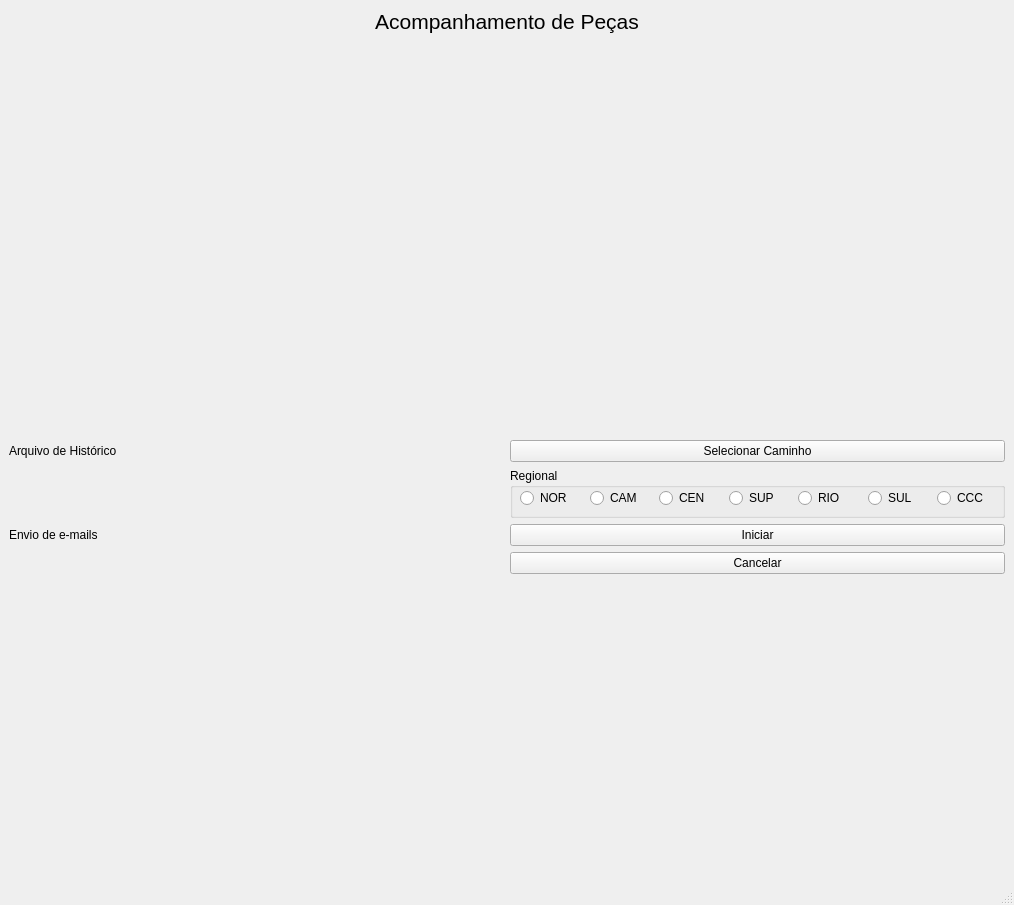
Old version of the form src/designer/main.ui in the repository ielson/siemens-acompanhamento-pecas.
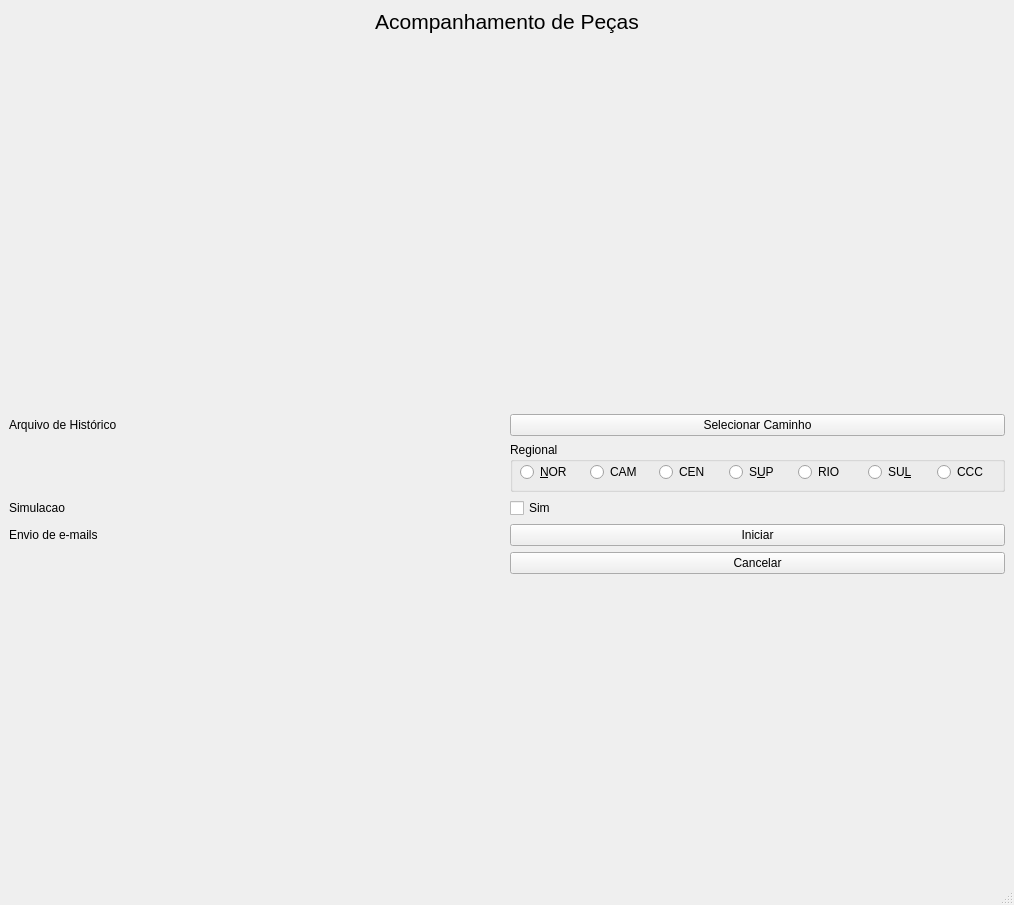
New version of the form.

Commit message: adicionado botao de simulacao

Patch:
```diff
--- a/src/designer/main.ui
+++ b/src/designer/main.ui
@@ -29,7 +29,7 @@
       <property name="spacing">
        <number>6</number>
       </property>
-      <item row="4" column="1">
+      <item row="5" column="1">
        <widget class="QPushButton" name="run_button">
         <property name="toolTip">
          <string/>
@@ -70,7 +70,7 @@
         </property>
        </widget>
       </item>
-      <item row="4" column="0">
+      <item row="5" column="0">
        <widget class="QLabel" name="label_3">
         <property name="text">
          <string>Envio de e-mails</string>
@@ -97,7 +97,7 @@
         </property>
        </widget>
       </item>
-      <item row="5" column="1">
+      <item row="6" column="1">
        <widget class="QPushButton" name="stop_button">
         <property name="text">
          <string>Cancelar</string>
@@ -134,7 +134,7 @@
           <item>
            <widget class="QRadioButton" name="radio1">
             <property name="text">
-             <string>NOR</string>
+             <string>&amp;NOR</string>
             </property>
            </widget>
           </item>
@@ -155,7 +155,7 @@
           <item>
            <widget class="QRadioButton" name="radio4">
             <property name="text">
-             <string>SUP</string>
+             <string>S&amp;UP</string>
             </property>
            </widget>
           </item>
@@ -169,7 +169,7 @@
           <item>
            <widget class="QRadioButton" name="radio6">
             <property name="text">
-             <string>SUL</string>
+             <string>SU&amp;L</string>
             </property>
            </widget>
           </item>
@@ -184,6 +184,20 @@
         </widget>
        </widget>
       </item>
+      <item row="4" column="1">
+       <widget class="QCheckBox" name="simulacaoCB">
+        <property name="text">
+         <string>Sim</string>
+        </property>
+       </widget>
+      </item>
+      <item row="4" column="0">
+       <widget class="QLabel" name="label_4">
+        <property name="text">
+         <string>Simulacao</string>
+        </property>
+       </widget>
+      </item>
      </layout>
     </item>
     <item>
@@ -217,7 +231,7 @@
      <x>0</x>
      <y>0</y>
      <width>1014</width>
-     <height>18</height>
+     <height>32</height>
     </rect>
    </property>
   </widget>
```
The commit also changes 3 other files.
